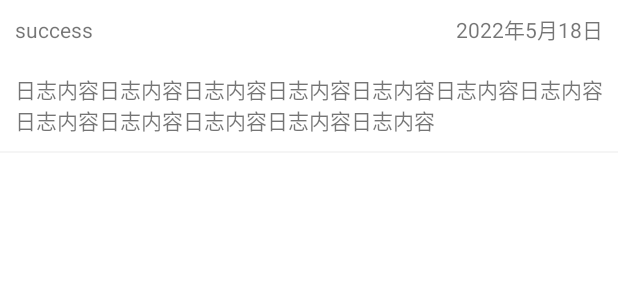
After one commit to Larissa-x/LoggerTools, an Android app: the layout rv_item_home.xml on its own in the app's theme, with its tools: preview values and no code run, on a phone screen of 412 x 824 dp. The commit adds this screen. Shown: the top 300 px of the screen. Run offline under Robolectric (Android 15) with nearby library versions, the phone set to English and light mode, and no system bars.

Commit message:
首页创建

```diff
--- a/app/src/main/java/com/qlcd/android/loggertools/MainActivity.kt
+++ b/app/src/main/java/com/qlcd/android/loggertools/MainActivity.kt
@@ -1,10 +1,12 @@
 package com.qlcd.android.loggertools
 
 import androidx.activity.viewModels
+import com.alibaba.android.arouter.launcher.ARouter
 import com.blankj.utilcode.util.GsonUtils
 import com.hjq.bar.OnTitleBarListener
 import com.hjq.bar.TitleBar
 import com.qlcd.android.loggertools.databinding.ActivityTestBinding
+import com.qlcd.loggertools.ARouterPath
 import com.qlcd.loggertools.base.view.activity.BaseActivity
 import com.qlcd.loggertools.logger.LogKit
 import dagger.hilt.android.AndroidEntryPoint
@@ -53,6 +55,10 @@ class MainActivity : BaseActivity() {
             //查询
             _viewModel.requestQuery()
         }
+
+        _binding.btnHome.setOnClickListener {
+            ARouter.getInstance().build(ARouterPath.ACTIVITY_HOME).navigation()
+        }
     }
 
 }
--- a/lib_core/src/main/AndroidManifest.xml
+++ b/lib_core/src/main/AndroidManifest.xml
@@ -2,4 +2,8 @@
 <manifest xmlns:android="http://schemas.android.com/apk/res/android"
     package="com.qlcd.loggertools">
 
+    <application>
+
+        <activity android:name=".ui.home.HomeActivity" />
+    </application>
 </manifest>
--- /dev/null
+++ b/lib_core/src/main/res/drawable/app_bg_r5.xml
@@ -0,0 +1,6 @@
+<?xml version="1.0" encoding="utf-8"?>
+<shape xmlns:android="http://schemas.android.com/apk/res/android"
+    android:shape="rectangle">
+    <corners android:radius="5dp" />
+    <solid android:color="@color/app_color_white" />
+</shape>
--- /dev/null
+++ b/lib_core/src/main/res/layout/rv_item_home.xml
@@ -0,0 +1,43 @@
+<?xml version="1.0" encoding="utf-8"?>
+<LinearLayout xmlns:android="http://schemas.android.com/apk/res/android"
+    android:layout_width="match_parent"
+    android:layout_height="wrap_content"
+    android:orientation="vertical">
+
+    <LinearLayout
+        android:layout_width="match_parent"
+        android:layout_height="wrap_content"
+        android:gravity="center_vertical">
+
+        <TextView
+            android:id="@+id/tv_state"
+            android:layout_width="0dp"
+            android:layout_height="wrap_content"
+            android:layout_weight="1"
+            android:padding="10dp"
+            android:text="success"
+            android:textSize="14sp" />
+
+        <TextView
+            android:id="@+id/tv_date"
+            android:layout_width="wrap_content"
+            android:layout_height="wrap_content"
+            android:layout_marginEnd="10dp"
+            android:text="2022年5月18日"
+            android:textSize="14sp" />
+    </LinearLayout>
+
+    <TextView
+        android:id="@+id/tv_content"
+        android:layout_width="match_parent"
+        android:layout_height="wrap_content"
+        android:ellipsize="end"
+        android:maxLines="2"
+        android:padding="10dp"
+        android:text="日志内容日志内容日志内容日志内容日志内容日志内容日志内容日志内容日志内容日志内容日志内容日志内容" />
+
+    <View
+        android:layout_width="match_parent"
+        android:layout_height="1dp"
+        android:background="@color/app_color_gray" />
+</LinearLayout>
--- a/lib_core/src/main/res/values/colors.xml
+++ b/lib_core/src/main/res/values/colors.xml
@@ -5,4 +5,9 @@
     <color name="c_AppColor_02">#38BF87</color>
     <color name="c_AppColor_03">#F05542</color>
     <color name="c_AppColor_04">#FF9B3A</color>
+
+    <color name="app_color_white">#ffffff</color>
+    <color name="app_color_black">#222222</color>
+    <color name="app_color_gray">#f5f5f5</color>
+    <color name="app_color_blue">#0000ff</color>
 </resources>
```
Also changed, not shown: app/src/main/res/layout/activity_test.xml (+8 -0 lines), lib_core/src/main/java/com/qlcd/loggertools/ARouterPath.kt (added, +12 -0 lines), lib_core/src/main/java/com/qlcd/loggertools/base/viewmodel/BaseViewModel.kt (+41 -0 lines), lib_core/src/main/java/com/qlcd/loggertools/ext/BindingAdapter.kt (added, +29 -0 lines), lib_core/src/main/java/com/qlcd/loggertools/ui/home/HomeActivity.kt (added, +47 -0 lines), lib_core/src/main/java/com/qlcd/loggertools/ui/home/HomeRepository.kt (added, +11 -0 lines), lib_core/src/main/java/com/qlcd/loggertools/ui/home/HomeViewModel.kt (added, +30 -0 lines), lib_core/src/main/res/layout/activity_home.xml (added, +118 -0 lines), lib_core/src/main/res/mipmap-xhdpi/app_ic_clear.webp (added), lib_core/src/main/res/mipmap-xhdpi/app_ic_close.webp (added), lib_core/src/main/res/mipmap-xhdpi/app_ic_filter.webp (added), lib_core/src/main/res/mipmap-xhdpi/app_ic_search.webp (added).
